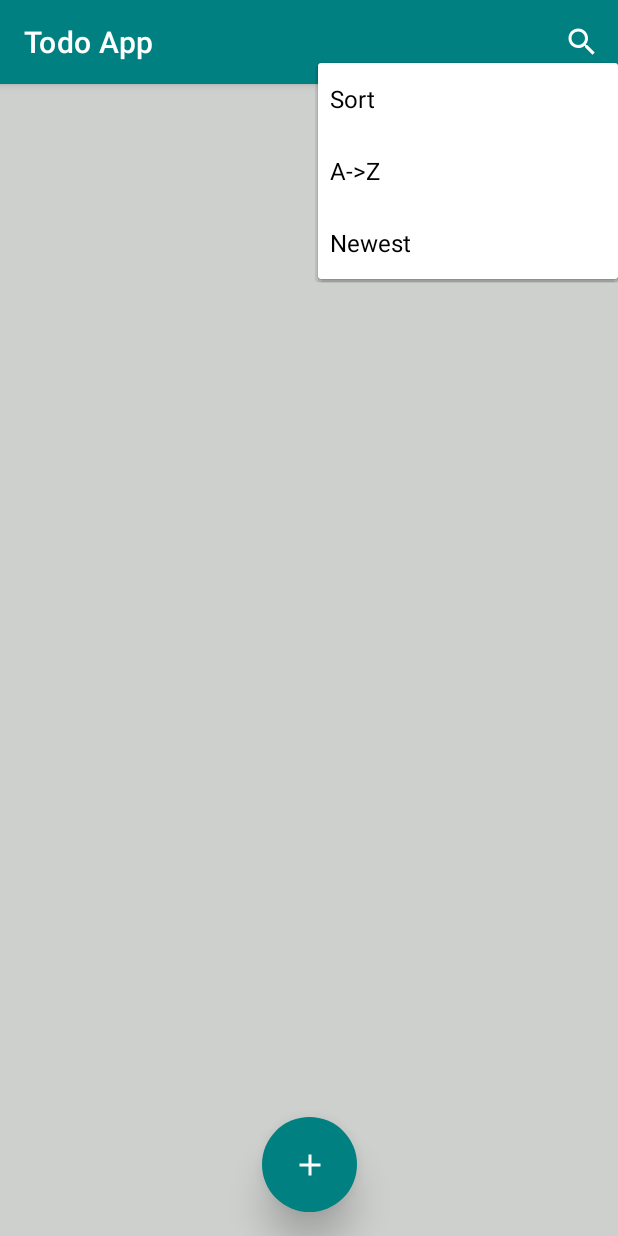
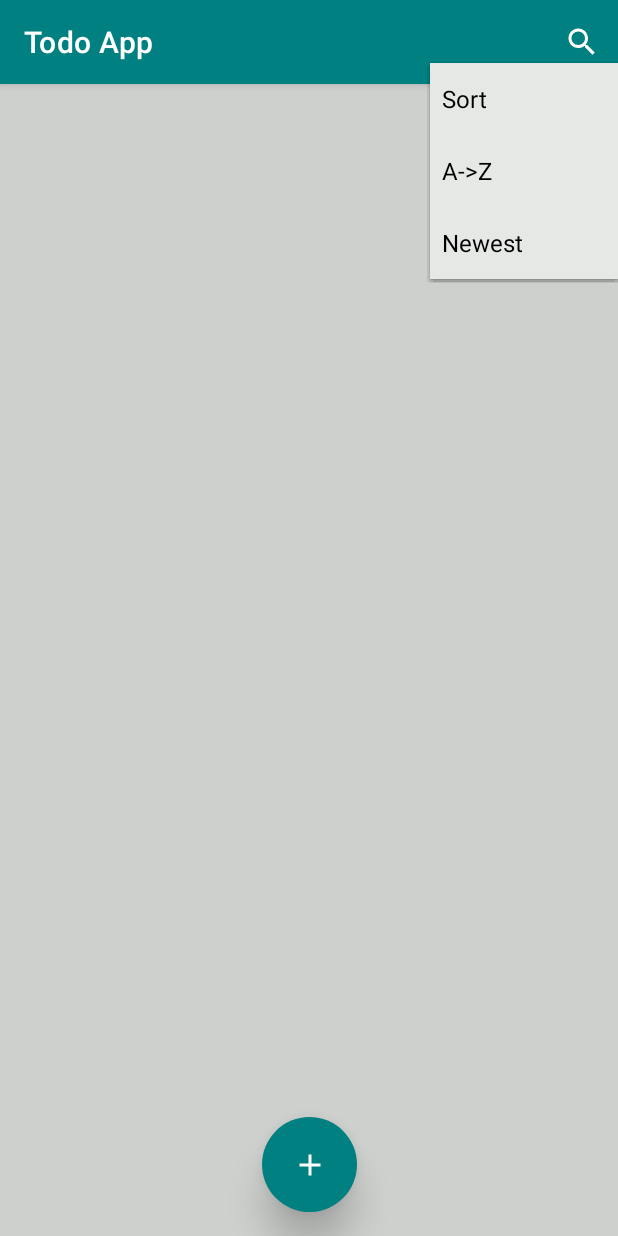
Before and after one commit to halishaah/COMP-380-L-Introduction-to-Software-Engineering, an Android app: the screen it shows after launch (MainActivity), after a tap on "Sort", on a phone screen of 412 x 824 dp. Run offline under Robolectric (Android 15) with nearby library versions, the phone set to English and light mode, and no system bars; libraries missing offline, so code that uses them is left out: com.daimajia.androidanimations.

Commit message:
UI changes sort

```diff
--- a/app/src/main/res/layout/activity_main.xml
+++ b/app/src/main/res/layout/activity_main.xml
@@ -18,11 +18,13 @@
         app:layout_constraintStart_toStartOf="parent"
         app:layout_constraintTop_toTopOf="parent" />
 
+
     <Spinner
         android:id="@+id/sort_button"
-        android:layout_width="200dp"
+        android:layout_width="125dp"
         android:layout_height="30dp"
         android:background="@color/white"
+        android:popupBackground="@color/white"
         app:layout_constraintBottom_toTopOf="@+id/recycler"
         app:layout_constraintEnd_toEndOf="parent"
         app:layout_constraintHorizontal_bias="1.0"
@@ -30,13 +32,13 @@
         app:layout_constraintTop_toTopOf="parent"
         app:layout_constraintVertical_bias="0.0" />
 
-
     <ImageButton
         android:id="@+id/create"
         android:layout_width="63dp"
         android:layout_height="63dp"
         android:layout_marginBottom="16dp"
         android:background="@drawable/add_shape"
+
         android:elevation="15dp"
         android:src="@drawable/ic_plus"
         app:layout_constraintBottom_toBottomOf="parent"
```
